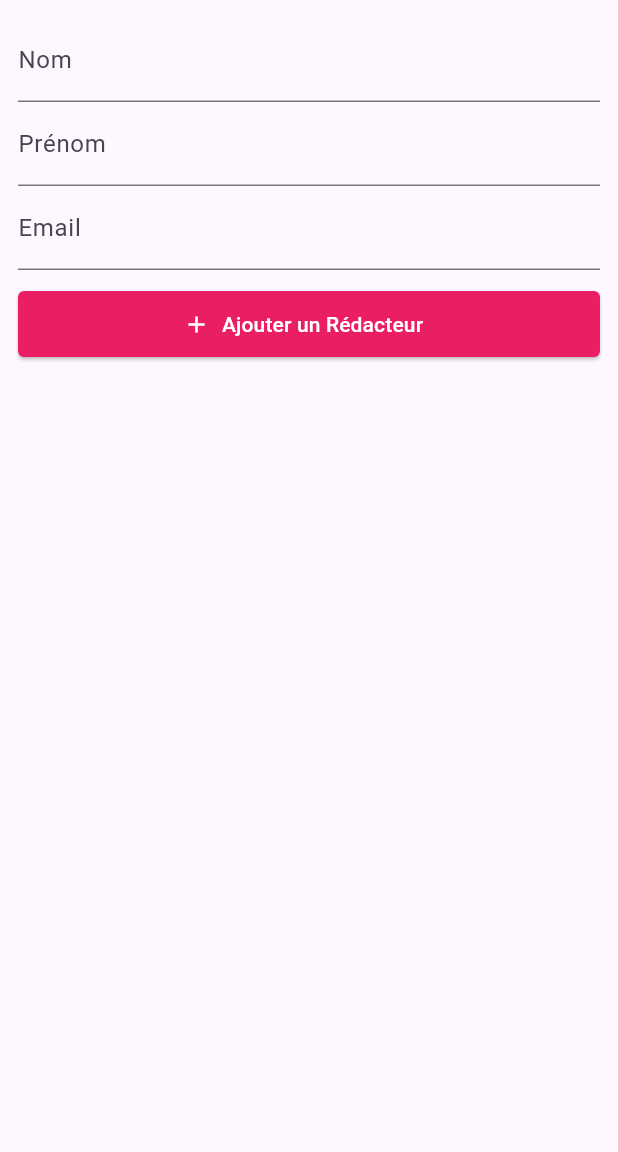
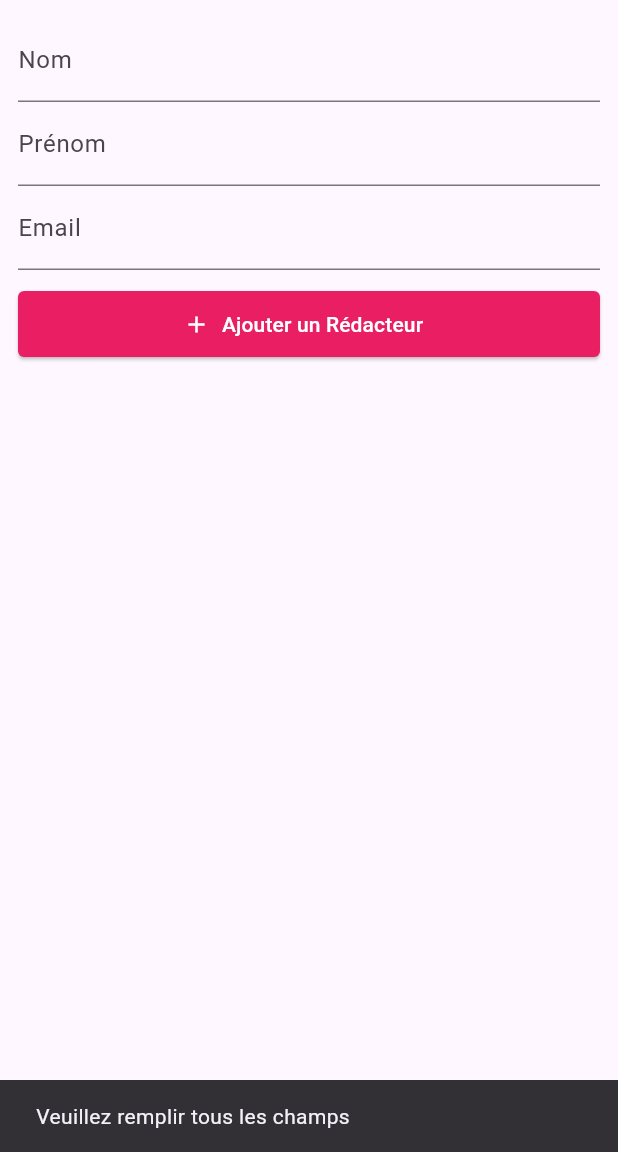
Before and after one commit to DavFilsDev/magazine-infos, a Flutter app: the screen it shows after launch, after a tap on "Ajouter un Rédacteur", on a phone screen of 412 x 824 dp, the part 84-1236 px from its top. Run offline on Flutter 3.47's test engine with Material 3 defaults, Android fonts, the phone set to English and light mode, and no system bars; our stand-ins replace sqflite; accounts and stored records are empty.

Commit message:
feat(ux): add snackbar feedback for crud actions and validation

```diff
--- a/lib/views/redacteur_interface.dart
+++ b/lib/views/redacteur_interface.dart
@@ -109,8 +109,12 @@ class _RedacteurInterfaceState extends State<RedacteurInterface> {
   Future<void> _ajouterRedacteur() async {
     if (_nomController.text.isEmpty ||
         _prenomController.text.isEmpty ||
-        _emailController.text.isEmpty ||
-        !_emailValide(_emailController.text)) {
+        _emailController.text.isEmpty) {
+      _afficherMessage('Veuillez remplir tous les champs');
+      return;
+    }
+    if (!_emailValide(_emailController.text)) {
+      _afficherMessage('Adresse e-mail invalide');
       return;
     }
     final r = Redacteur.sansId(
@@ -123,6 +127,7 @@ class _RedacteurInterfaceState extends State<RedacteurInterface> {
     _prenomController.clear();
     _emailController.clear();
     await _chargerRedacteurs();
+    _afficherMessage('Rédacteur ajouté');
   }
 
   Future<void> _modifierRedacteur(Redacteur r) async {
@@ -158,7 +163,10 @@ class _RedacteurInterfaceState extends State<RedacteurInterface> {
           ),
           TextButton(
             onPressed: () async {
-              if (!_emailValide(emailCtrl.text)) return;
+              if (!_emailValide(emailCtrl.text)) {
+                _afficherMessage('Adresse e-mail invalide');
+                return;
+              }
               final updated = Redacteur(
                 id: r.id,
                 nom: nomCtrl.text,
@@ -168,6 +176,7 @@ class _RedacteurInterfaceState extends State<RedacteurInterface> {
               await _dbManager.updateRedacteur(updated);
               await _chargerRedacteurs();
               if (context.mounted) Navigator.pop(context);
+              _afficherMessage('Rédacteur modifié');
             },
             child: const Text('Enregistrer'),
           ),
@@ -192,6 +201,7 @@ class _RedacteurInterfaceState extends State<RedacteurInterface> {
               await _dbManager.deleteRedacteur(r.id!);
               await _chargerRedacteurs();
               if (context.mounted) Navigator.pop(context);
+              _afficherMessage('Rédacteur supprimé');
             },
             child: const Text('Supprimer'),
           ),
@@ -204,4 +214,10 @@ class _RedacteurInterfaceState extends State<RedacteurInterface> {
     final regex = RegExp(r'^[\w.\-]+@[\w\-]+\.[a-zA-Z]{2,}$');
     return regex.hasMatch(email);
   }
+
+  void _afficherMessage(String message) {
+    ScaffoldMessenger.of(context).showSnackBar(
+      SnackBar(content: Text(message), duration: const Duration(seconds: 2)),
+    );
+  }
 }
```
